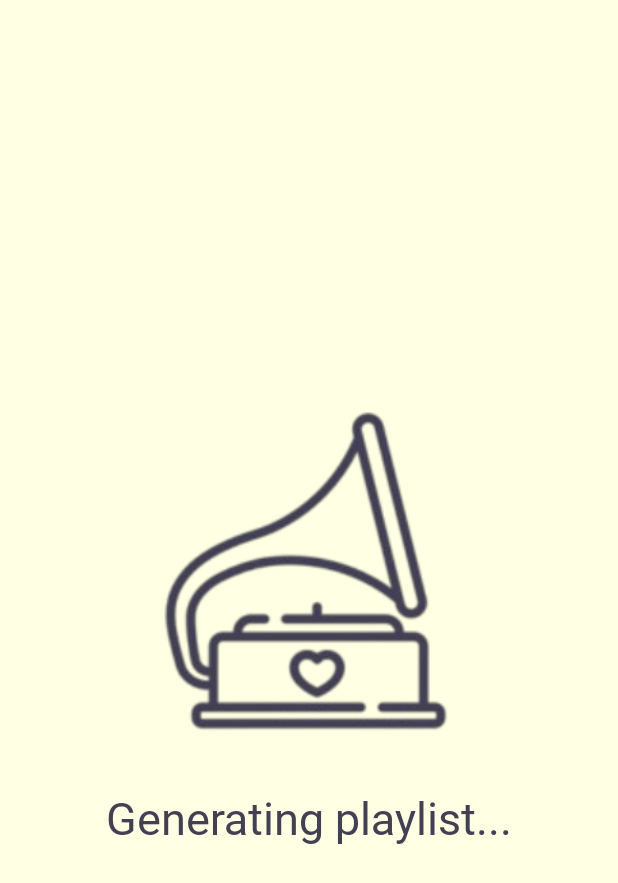
After one commit to icantfindmyhair/moody-blues, an Android app: the GeneratingPlaylistActivity screen opened directly, with no data from a screen before it, on a phone screen of 412 x 824 dp. The commit adds this screen. Shown: the top 883 px of the screen. Run offline under Robolectric (Android 15) with nearby library versions, the phone set to English and light mode, and no system bars.

Commit message:
record mood data in local storage + generate playlist activity

```diff
--- a/app/src/main/AndroidManifest.xml
+++ b/app/src/main/AndroidManifest.xml
@@ -12,6 +12,9 @@
         android:supportsRtl="true"
         android:theme="@style/Theme.Assignment2"
         tools:targetApi="31">
+        <activity
+            android:name=".GeneratingPlaylistActivity"
+            android:exported="false" />
         <activity
             android:name=".MoodLoggingActivity"
             android:exported="false"
--- /dev/null
+++ b/app/src/main/java/my/edu/utar/assignment2/GeneratingPlaylistActivity.java
@@ -0,0 +1,14 @@
+package my.edu.utar.assignment2;
+
+import androidx.appcompat.app.AppCompatActivity;
+
+import android.os.Bundle;
+
+public class GeneratingPlaylistActivity extends AppCompatActivity {
+
+    @Override
+    protected void onCreate(Bundle savedInstanceState) {
+        super.onCreate(savedInstanceState);
+        setContentView(R.layout.activity_generating_playlist);
+    }
+}
--- /dev/null
+++ b/app/src/main/res/layout/activity_generating_playlist.xml
@@ -0,0 +1,39 @@
+<?xml version="1.0" encoding="utf-8"?>
+<androidx.constraintlayout.widget.ConstraintLayout xmlns:android="http://schemas.android.com/apk/res/android"
+    xmlns:app="http://schemas.android.com/apk/res-auto"
+    xmlns:tools="http://schemas.android.com/tools"
+    android:layout_width="match_parent"
+    android:layout_height="match_parent"
+    tools:context=".GeneratingPlaylistActivity">
+
+    <LinearLayout
+        android:id="@+id/centerLayout"
+        android:layout_width="wrap_content"
+        android:layout_height="wrap_content"
+        android:orientation="vertical"
+        android:gravity="center"
+        app:layout_constraintTop_toTopOf="parent"
+        app:layout_constraintBottom_toBottomOf="parent"
+        app:layout_constraintStart_toStartOf="parent"
+        app:layout_constraintEnd_toEndOf="parent">
+
+        <ImageView
+            android:id="@+id/imageView"
+            android:layout_width="250dp"
+            android:layout_height="250dp"
+            android:layout_gravity="center"
+            app:srcCompat="@drawable/phonogrph_icon" />
+
+        <TextView
+            android:id="@+id/textView"
+            android:layout_width="wrap_content"
+            android:layout_height="wrap_content"
+            android:textSize="30dp"
+            android:text="Generating playlist..."
+            android:layout_gravity="center"
+            android:fontFamily="@font/jua"
+            android:textColor="#444054"
+            android:paddingTop="16dp"/>
+    </LinearLayout>
+
+</androidx.constraintlayout.widget.ConstraintLayout>
--- a/app/src/main/res/layout/activity_mood_loggin.xml
+++ b/app/src/main/res/layout/activity_mood_loggin.xml
@@ -8,8 +8,6 @@
     android:gravity="center"
     android:orientation="vertical"
     android:padding="16dp">
-
-    <!-- Rounded frame -->
 
     <LinearLayout
         android:layout_width="match_parent"
```
Also changed, not shown: app/src/main/java/my/edu/utar/assignment2/MoodLogging.java (+45 -0 lines), app/src/main/res/drawable/yes_no_dialog_box_decor.xml (added, +9 -0 lines), app/src/main/res/drawable/phonogrph_icon.png (added).
